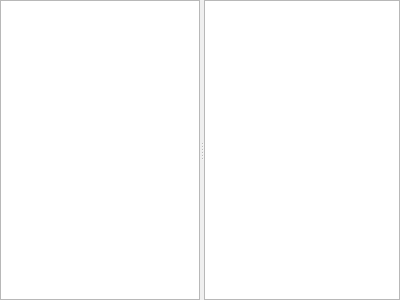
Old version of the form deltanote.ui in the repository delta-nry/Deltanote.
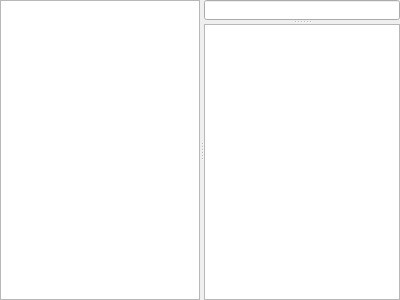
New version of the form.

Commit message: Add LineEdit for upcoming note renaming support

Diff of the .ui file:
```diff
--- a/deltanote.ui
+++ b/deltanote.ui
@@ -34,7 +34,7 @@
      <number>0</number>
     </property>
     <item>
-     <widget class="QSplitter" name="splitter">
+     <widget class="QSplitter" name="splitter_2">
       <property name="orientation">
        <enum>Qt::Horizontal</enum>
       </property>
@@ -58,7 +58,20 @@
         </size>
        </property>
       </widget>
-      <widget class="QTextEdit" name="textEdit"/>
+      <widget class="QSplitter" name="splitter">
+       <property name="orientation">
+        <enum>Qt::Vertical</enum>
+       </property>
+       <widget class="QLineEdit" name="lineEdit">
+        <property name="maximumSize">
+         <size>
+          <width>16777215</width>
+          <height>20</height>
+         </size>
+        </property>
+       </widget>
+       <widget class="QTextEdit" name="textEdit"/>
+      </widget>
      </widget>
     </item>
    </layout>
```
The commit also changes 1 other file.
